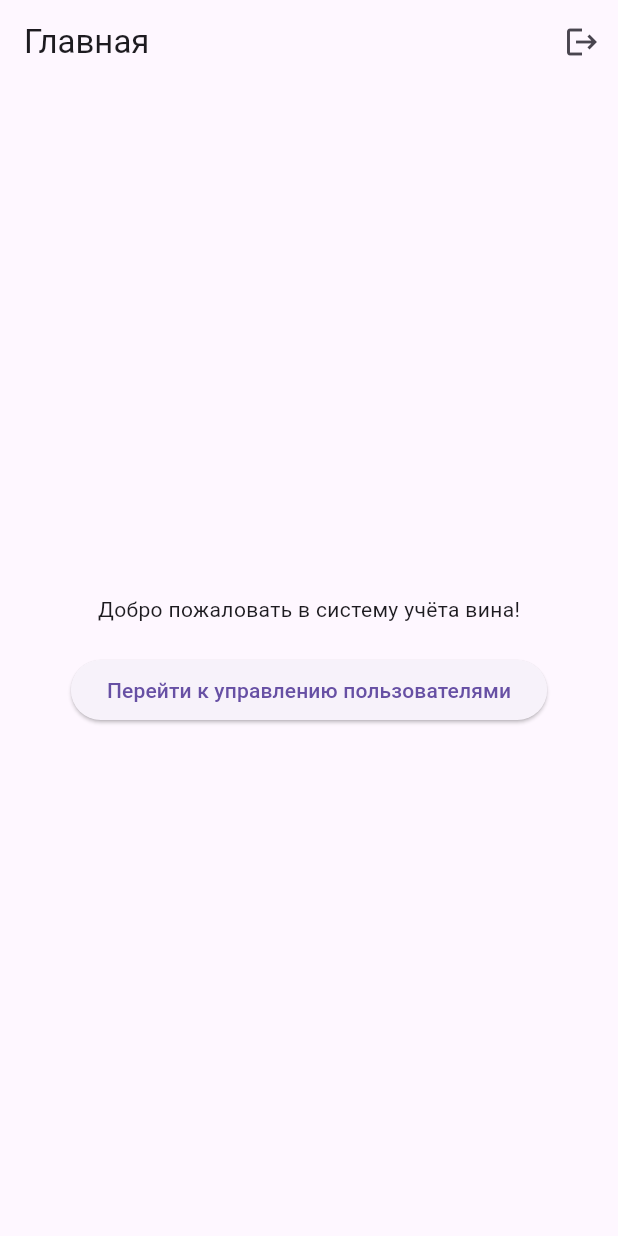
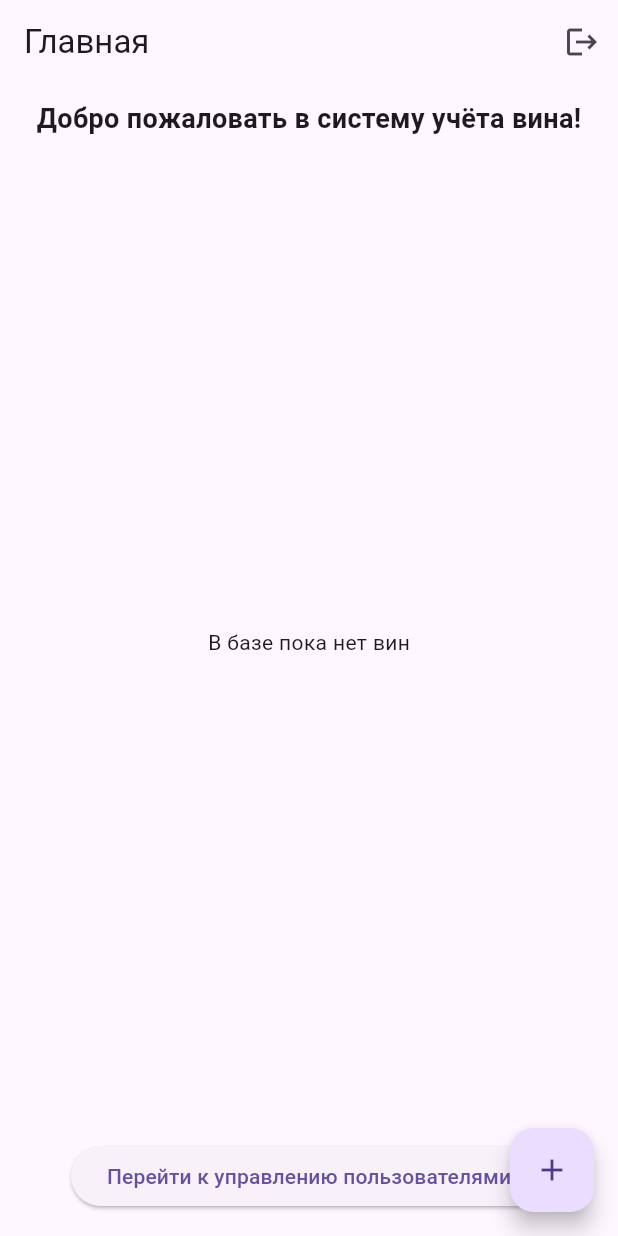
Before and after one commit to alexzh14/winekeeper, a Flutter app: the HomeScreen screen opened directly, on a phone screen of 412 x 824 dp. Run offline on Flutter 3.47's test engine with Material 3 defaults, Android fonts, the light colour scheme and no system bars; our stand-ins replace hive, hive_flutter, shared_preferences; accounts and stored records are empty.

Commit message:
first steps in making list

```diff
--- a/lib/main.dart
+++ b/lib/main.dart
@@ -2,10 +2,22 @@ import 'package:flutter/material.dart';
 import 'package:shared_preferences/shared_preferences.dart';
 import 'package:winekeeper/screens/login_screen.dart';
 import 'package:winekeeper/screens/home_screen.dart';
+import 'package:hive_flutter/hive_flutter.dart';
+import 'package:winekeeper/models/wine_bottle.dart';
 
 Future<void> main() async {
   WidgetsFlutterBinding.ensureInitialized();
 
+  // Инициализация Hive
+  await Hive.initFlutter();
+
+  // Регистрируем адаптер для модели WineBottle
+  Hive.registerAdapter(WineBottleAdapter());
+
+  // Открываем коробку (box) для хранения вин
+  await Hive.openBox<WineBottle>('wine_bottles');
+
+  // SharedPreferences для авторизации
   final prefs = await SharedPreferences.getInstance();
   final isLoggedIn = prefs.getBool('isLoggedIn') ?? false;
 
--- /dev/null
+++ b/lib/models/wine_bottle.dart
@@ -0,0 +1,37 @@
+import 'package:hive/hive.dart';
+
+part 'wine_bottle.g.dart'; // для генерации адаптера
+
+@HiveType(typeId: 0) // уникальный ID модели
+class WineBottle {
+  @HiveField(0)
+  String name;
+
+  @HiveField(1)
+  int? year;
+
+  @HiveField(2)
+  String? country;
+
+  @HiveField(3)
+  String? color; // например: "красное", "белое", "розовое"
+
+  @HiveField(4)
+  bool isSparkling; // игристое или нет
+
+  @HiveField(5)
+  int quantity;
+
+  @HiveField(6)
+  String? barcode; // данные со штрихкода (может быть null, если вручную внесли)
+
+  WineBottle({
+    required this.name,
+    this.year,
+    this.country,
+    this.color,
+    this.isSparkling = false,
+    required this.quantity,
+    this.barcode,
+  });
+}
--- a/lib/screens/home_screen.dart
+++ b/lib/screens/home_screen.dart
@@ -1,16 +1,30 @@
 import 'package:flutter/material.dart';
 import 'package:shared_preferences/shared_preferences.dart';
+import 'package:hive_flutter/hive_flutter.dart';
+import 'package:winekeeper/models/wine_bottle.dart';
 import 'package:winekeeper/screens/admin_users_screen.dart';
 import 'package:winekeeper/screens/login_screen.dart';
 
-class HomeScreen extends StatelessWidget {
+class HomeScreen extends StatefulWidget {
   const HomeScreen({super.key});
+
+  @override
+  State<HomeScreen> createState() => _HomeScreenState();
+}
+
+class _HomeScreenState extends State<HomeScreen> {
+  late Box<WineBottle> wineBox;
+
+  @override
+  void initState() {
+    super.initState();
+    wineBox = Hive.box<WineBottle>('wine_bottles');
+  }
 
   Future<void> _logout(BuildContext context) async {
     final prefs = await SharedPreferences.getInstance();
     await prefs.setBool('isLoggedIn', false);
 
-    // переход на экран логина
     Navigator.pushReplacement(
       context,
       MaterialPageRoute(builder: (context) => const LoginScreen()),
@@ -30,13 +44,46 @@ class HomeScreen extends StatelessWidget {
           ),
         ],
       ),
-      body: Center(
-        child: Column(
-          mainAxisAlignment: MainAxisAlignment.center,
-          children: [
-            const Text("Добро пожаловать в систему учёта вина!"),
-            const SizedBox(height: 20),
-            ElevatedButton(
+      body: Column(
+        children: [
+          const SizedBox(height: 10),
+          const Text(
+            "Добро пожаловать в систему учёта вина!",
+            style: TextStyle(fontSize: 18, fontWeight: FontWeight.bold),
+          ),
+          const SizedBox(height: 20),
+
+          // список вин
+          Expanded(
+            child: ValueListenableBuilder(
+              valueListenable: wineBox.listenable(),
+              builder: (context, Box<WineBottle> box, _) {
+                if (box.isEmpty) {
+                  return const Center(child: Text("В базе пока нет вин"));
+                }
+
+                return ListView.builder(
+                  itemCount: box.length,
+                  itemBuilder: (context, index) {
+                    final wine = box.getAt(index);
+                    if (wine == null) return const SizedBox.shrink();
+                    return ListTile(
+                      title: Text(wine.name),
+                      subtitle: Text(
+                        wine.year != null ? wine.year.toString() : "",
+                      ),
+                      trailing: Text(wine.country ?? ""),
+                    );
+                  },
+                );
+              },
+            ),
+          ),
+
+          // кнопка перехода к пользователям
+          Padding(
+            padding: const EdgeInsets.all(16.0),
+            child: ElevatedButton(
               onPressed: () {
                 Navigator.push(
                   context,
@@ -47,8 +94,22 @@ class HomeScreen extends StatelessWidget {
               },
               child: const Text("Перейти к управлению пользователями"),
             ),
-          ],
-        ),
+          ),
+        ],
+      ),
+      floatingActionButton: FloatingActionButton(
+        onPressed: () async {
+          // пример: добавляем тестовое вино
+          final newWine = WineBottle(
+            name: "Cabernet Sauvignon",
+            country: "France",
+            year: 2018,
+            color: "Красное",
+            quantity: 1,
+          );
+          await wineBox.add(newWine);
+        },
+        child: const Icon(Icons.add),
       ),
     );
   }
```
Also changed, not shown: lib/models/wine_bottle.g.dart (added).
